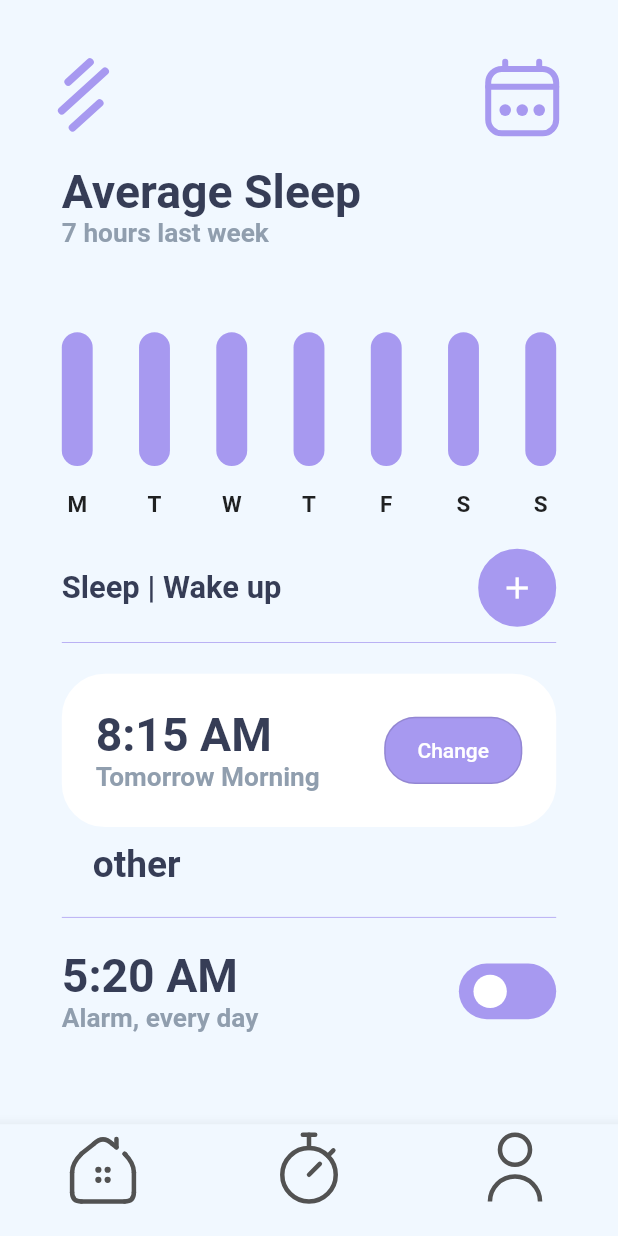
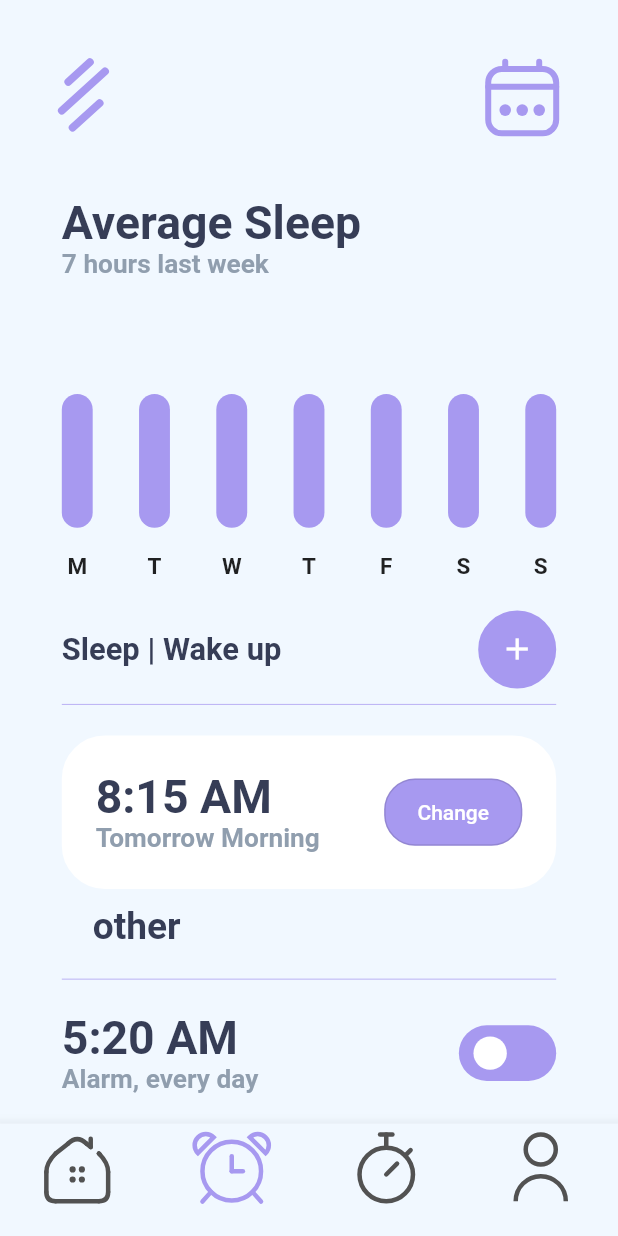
Before and after one commit to dalyathan/Iphone-Alarm, a Flutter app: the screen it shows after launch, on a phone screen of 412 x 824 dp. Run offline on Flutter 3.47's test engine with Material 2 defaults, Android fonts, the phone set to English and light mode, and no system bars.

Commit message:
done with the main page

```diff
--- a/alarm/lib/screens/main_page.dart
+++ b/alarm/lib/screens/main_page.dart
@@ -4,6 +4,7 @@ import 'package:alarm/widgets/containers/other_alarms.dart';
 import 'package:alarm/widgets/containers/sleep_wake_up.dart';
 import 'package:alarm/widgets/containers/tommorrow_alarm.dart';
 import 'package:alarm/widgets/containers/week_days.dart';
+import 'package:alarm/widgets/icons/alarm.dart';
 import 'package:alarm/widgets/icons/clock.dart';
 import 'package:alarm/widgets/icons/house.dart';
 import 'package:alarm/widgets/icons/person.dart';
@@ -32,6 +33,7 @@ class _MainPageState extends State<MainPage> {
     return Scaffold(
         backgroundColor: const Color.fromRGBO(241, 248, 255, 1),
         body: SafeArea(
+            child: SingleChildScrollView(
           child: Padding(
             padding: EdgeInsets.symmetric(
                 horizontal: size.width * horizontalPadding,
@@ -40,12 +42,12 @@ class _MainPageState extends State<MainPage> {
               crossAxisAlignment: CrossAxisAlignment.start,
               children: [
                 const MainPageTopRow(),
-              SizedBox(height: size.height * smallerMarginRatio),
+                SizedBox(height: size.height * 2 * smallerMarginRatio),
                 const Heading(
                   mainTitle: "Average Sleep",
                   smallerTitle: "7 hours last week",
                 ),
-              SizedBox(height: size.height * smallerMarginRatio),
+                SizedBox(height: size.height * 2 * smallerMarginRatio),
                 const WeekDays(),
                 SizedBox(height: size.height * smallerMarginRatio),
                 const SleepWakeUp(),
@@ -60,6 +62,7 @@ class _MainPageState extends State<MainPage> {
                 SizedBox(height: size.height * smallerMarginRatio),
                 const OtherAlarms(),
               ],
+            ),
           ),
         )),
         bottomNavigationBar: bottomNavbar());
@@ -98,10 +101,16 @@ class _MainPageState extends State<MainPage> {
   BottomNavigationBar bottomNavbar() {
     return BottomNavigationBar(
       backgroundColor: const Color.fromRGBO(241, 248, 255, 1),
+      type: BottomNavigationBarType.fixed,
       items: <BottomNavigationBarItem>[
         BottomNavigationBarItem(
             icon: HouseIcon(
               width: size.width * 0.1,
+            ),
+            title: Container(height: 0.0)),
+        BottomNavigationBarItem(
+            icon: AlarmIcon(
+              width: size.width * 0.12,
             ),
             title: Container(height: 0.0)),
         BottomNavigationBarItem(
--- a/alarm/lib/widgets/icons/alarm.dart
+++ b/alarm/lib/widgets/icons/alarm.dart
@@ -7,7 +7,7 @@ class AlarmIcon extends StatelessWidget {
 
   @override
   Widget build(BuildContext context) {
-    double aspectRatio = 0.9;
+    double aspectRatio = 1.1;
     return CustomPaint(
       size: Size(width, width / aspectRatio),
       painter: AlarmPainter(),
```
Also changed, not shown: alarm/lib/screens/set_alarm.dart (+10 -0 lines), alarm/lib/widgets/painters/alarm.dart (+48 -2 lines). Lines whose indentation alone changed are shown as unchanged.
